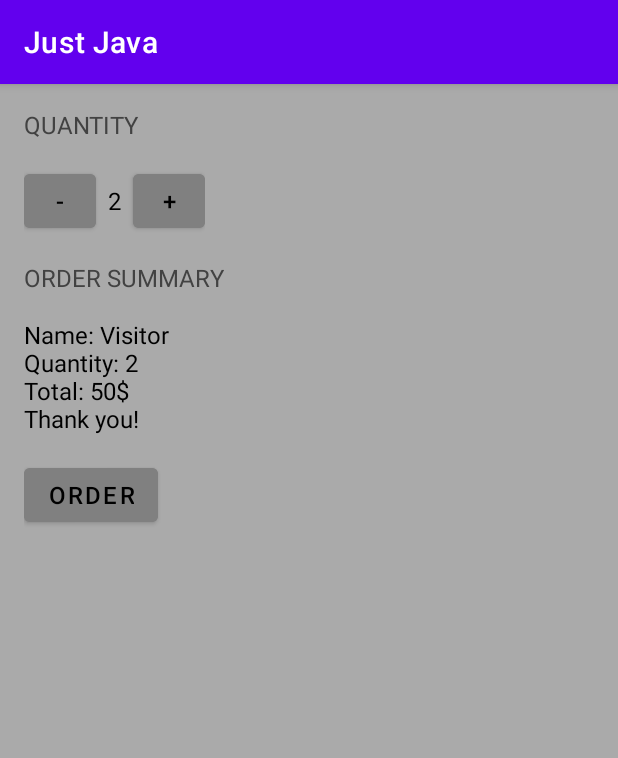
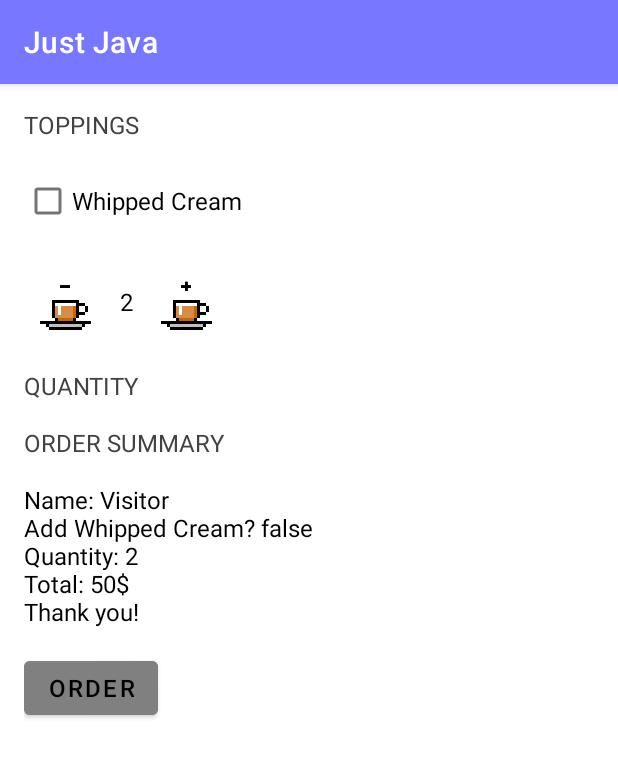
Before and after one commit to NarutoBratishka/Android-cost-calculator, an Android app: the screen it shows after launch (MainActivity), after a tap on "ORDER", on a phone screen of 412 x 824 dp. Shown: the top 758 px of the screen. Run offline under Robolectric (Android 15) with nearby library versions, the phone set to English and light mode, and no system bars.

Commit message:
add checkBox, ImageButtons, change general style for >v21

```diff
--- a/app/src/main/java/com/example/android/justjava/MainActivity.java
+++ b/app/src/main/java/com/example/android/justjava/MainActivity.java
@@ -3,9 +3,8 @@ package com.example.android.justjava;
 import android.os.Bundle;
 import androidx.appcompat.app.AppCompatActivity;
 import android.view.View;
+import android.widget.CheckBox;
 import android.widget.TextView;
-
-import java.text.NumberFormat;
 //import com.example.android.justjava.R;
 
 
@@ -13,11 +12,13 @@ import java.text.NumberFormat;
 
 public class MainActivity extends AppCompatActivity {
     int coffeeCount = 2;
+    CheckBox hasWhippedCream;
 
     @Override
     protected void onCreate(Bundle savedInstanceState) {
         super.onCreate(savedInstanceState);
         setContentView(R.layout.activity_main);
+        hasWhippedCream = findViewById(R.id.whipped_cream_id);
     }
 
     /**
@@ -36,10 +37,12 @@ public class MainActivity extends AppCompatActivity {
     private String createOrderSummary(int quantity) {
         String name = "Visitor";
         int oneCupCost = 25;
+        int additives = hasWhippedCream.isChecked()? 15 : 0;
 
         return "Name: " + name + " \n" +
+                "Add Whipped Cream? " + (hasWhippedCream.isChecked()? "true": "false") + "\n" +
                 "Quantity: " + quantity + "\n" +
-                "Total: " + quantity * oneCupCost + "$\n" +
+                "Total: " + (quantity * oneCupCost + additives) + "$\n" +
                 "Thank you!";
     }
 
@@ -57,7 +60,7 @@ public class MainActivity extends AppCompatActivity {
     private void displayPrice(int number) {
         TextView priceTextView = (TextView) findViewById(R.id.price_text_view);
 //        priceTextView.setText(NumberFormat.getCurrencyInstance().format(number));
-        priceTextView.setText("$" + number);
+        priceTextView.setText(number + "$");
     }
 
     private void displayMessage(String message) {
--- a/app/src/main/res/layout-v21/activity_main.xml
+++ b/app/src/main/res/layout-v21/activity_main.xml
@@ -3,10 +3,71 @@
     xmlns:tools="http://schemas.android.com/tools"
     android:layout_width="match_parent"
     android:layout_height="match_parent"
-    android:background="@android:color/darker_gray"
+    android:background="@android:color/white"
     android:orientation="vertical"
     android:padding="16dp"
     tools:context=".MainActivity">
+
+    <TextView
+        android:layout_width="wrap_content"
+        android:layout_height="wrap_content"
+        android:layout_marginBottom="16dp"
+        android:text="@string/toppings"
+        android:textAllCaps="true"
+        android:textColor="@color/cardview_dark_background"
+        android:textSize="16sp" />
+
+    <CheckBox
+        android:id="@+id/whipped_cream_id"
+        android:layout_width="wrap_content"
+        android:layout_height="wrap_content"
+        android:layout_marginBottom="16dp"
+        android:text="@string/whipped_cream"
+        android:textSize="16sp" />
+
+    <LinearLayout
+        android:layout_width="wrap_content"
+        android:layout_height="wrap_content"
+        android:layout_marginBottom="16dp"
+        android:orientation="horizontal">
+
+        <ImageButton
+            android:id="@+id/minus_button"
+            android:layout_width="56dp"
+            android:layout_height="56dp"
+            android:layout_marginEnd="8dp"
+            android:onClick="decrement"
+            android:text="@string/minus"
+            android:src="@drawable/coffee_minus"
+            android:scaleType="centerCrop"
+            android:backgroundTint="@android:color/white"
+            android:textSize="16sp" />
+        <!--android:backgroundTint="@android:color/tertiary_text_dark"-->
+
+        <TextView
+            android:id="@+id/quantity_text_view"
+            android:layout_width="wrap_content"
+            android:layout_height="wrap_content"
+            android:layout_marginEnd="8dp"
+            android:layout_marginTop="16dp"
+            android:text="@string/quantity_text"
+            android:textColor="@color/black"
+            android:textSize="16sp" />
+
+        <ImageButton
+            android:id="@+id/plus_button"
+            android:layout_width="56dp"
+            android:layout_height="56dp"
+            android:src="@drawable/coffee_plus"
+            android:scaleType="centerCrop"
+            android:backgroundTint="@color/white"
+            android:onClick="increment"
+            android:text="@string/plus_button"
+            android:textColor="@android:color/black"
+            android:textSize="16sp" />
+        <!--android:backgroundTint="@android:color/tertiary_text_dark"-->
+
+    </LinearLayout>
 
     <TextView
         android:id="@+id/quantity_word"
@@ -17,44 +78,6 @@
         android:textAllCaps="true"
         android:textColor="@color/cardview_dark_background"
         android:textSize="16sp" />
-
-    <LinearLayout
-        android:layout_width="wrap_content"
-        android:layout_height="wrap_content"
-        android:layout_marginBottom="16dp"
-        android:orientation="horizontal">
-
-        <Button
-            android:id="@+id/minus_button"
-            android:layout_width="48dp"
-            android:layout_height="48dp"
-            android:layout_marginEnd="8dp"
-            android:backgroundTint="@android:color/tertiary_text_dark"
-            android:onClick="decrement"
-            android:text="@string/minus"
-            android:textColor="@android:color/black"
-            android:textSize="16sp" />
-
-        <TextView
-            android:id="@+id/quantity_text_view"
-            android:layout_width="wrap_content"
-            android:layout_height="wrap_content"
-            android:layout_marginEnd="8dp"
-            android:layout_marginBottom="8dp"
-            android:text="@string/quantity_text"
-            android:textColor="@color/black"
-            android:textSize="16sp" />
-
-        <Button
-            android:id="@+id/plus_button"
-            android:layout_width="48dp"
-            android:layout_height="48dp"
-            android:backgroundTint="@android:color/tertiary_text_dark"
-            android:onClick="increment"
-            android:text="@string/plus_button"
-            android:textColor="@android:color/black"
-            android:textSize="16sp" />
-    </LinearLayout>
 
     <TextView
         android:id="@+id/order_summary_text_view"
--- a/app/src/main/res/layout/activity_main.xml
+++ b/app/src/main/res/layout/activity_main.xml
@@ -7,6 +7,23 @@
     android:orientation="vertical"
     android:padding="16dp"
     tools:context=".MainActivity">
+
+    <TextView
+        android:layout_width="wrap_content"
+        android:layout_height="wrap_content"
+        android:layout_marginBottom="16dp"
+        android:text="@string/toppings"
+        android:textAllCaps="true"
+        android:textColor="@color/cardview_dark_background"
+        android:textSize="16sp" />
+
+    <CheckBox
+        android:id="@+id/whipped_cream_id"
+        android:layout_width="wrap_content"
+        android:layout_height="wrap_content"
+        android:layout_marginBottom="16dp"
+        android:text="@string/whipped_cream"
+        android:textSize="16sp" />
 
     <TextView
         android:id="@+id/quantity_word"
--- a/app/src/main/res/values/strings.xml
+++ b/app/src/main/res/values/strings.xml
@@ -7,4 +7,6 @@
     <string name="price_text">0$</string>
     <string name="minus">-</string>
     <string name="plus_button">+</string>
+    <string name="toppings">toppings</string>
+    <string name="whipped_cream">Whipped Cream</string>
 </resources>
--- a/app/src/main/res/values/themes.xml
+++ b/app/src/main/res/values/themes.xml
@@ -2,12 +2,12 @@
     <!-- Base application theme. -->
     <style name="Theme.JustJava" parent="Theme.MaterialComponents.DayNight.DarkActionBar">
         <!-- Primary brand color. -->
-        <item name="colorPrimary">@color/purple_500</item>
-        <item name="colorPrimaryVariant">@color/purple_700</item>
+        <item name="colorPrimary">#77F</item>
+        <item name="colorPrimaryVariant">#41F</item>
         <item name="colorOnPrimary">@color/white</item>
         <!-- Secondary brand color. -->
-        <item name="colorSecondary">@color/teal_200</item>
-        <item name="colorSecondaryVariant">@color/teal_700</item>
+        <item name="colorSecondary">#34F</item>
+        <item name="colorSecondaryVariant">#30d</item>
         <item name="colorOnSecondary">@color/black</item>
         <!-- Status bar color. -->
         <item name="android:statusBarColor" tools:targetApi="l">?attr/colorPrimaryVariant</item>
```
Also changed, not shown: app/src/main/res/drawable/coffee_minus.png (added), app/src/main/res/drawable/coffee_plus.png (added).
